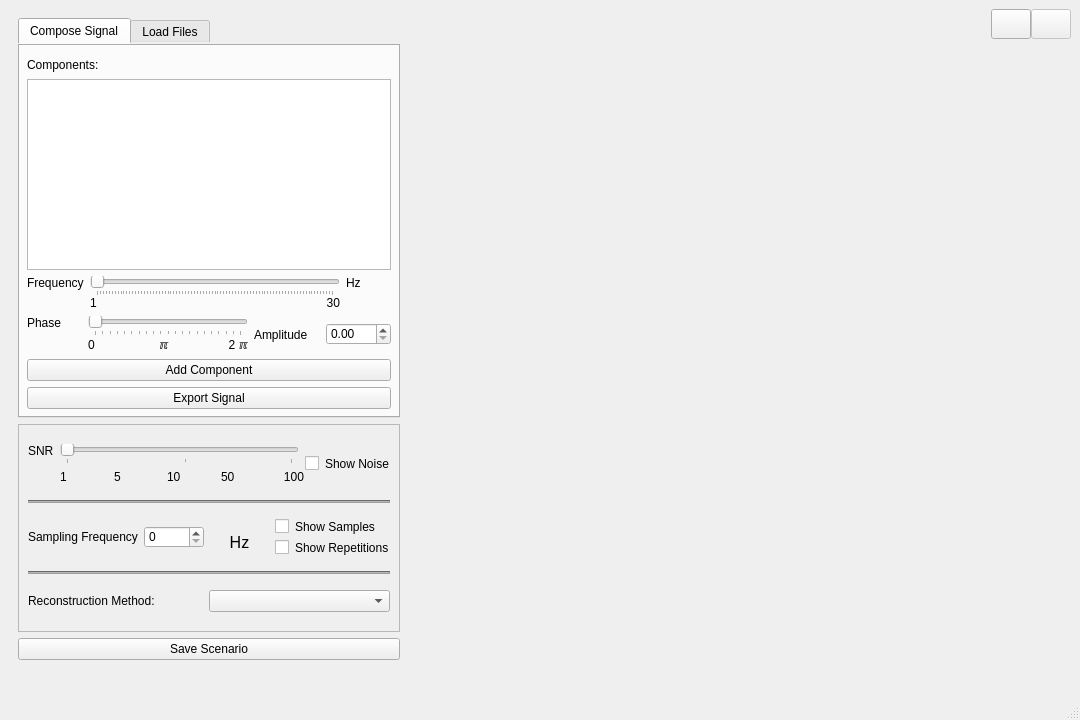
The window that UI/grid_view.ui (MohamedHisham20/Sampling-Theory-Studio) describes before a commit, drawn with Qt 5.
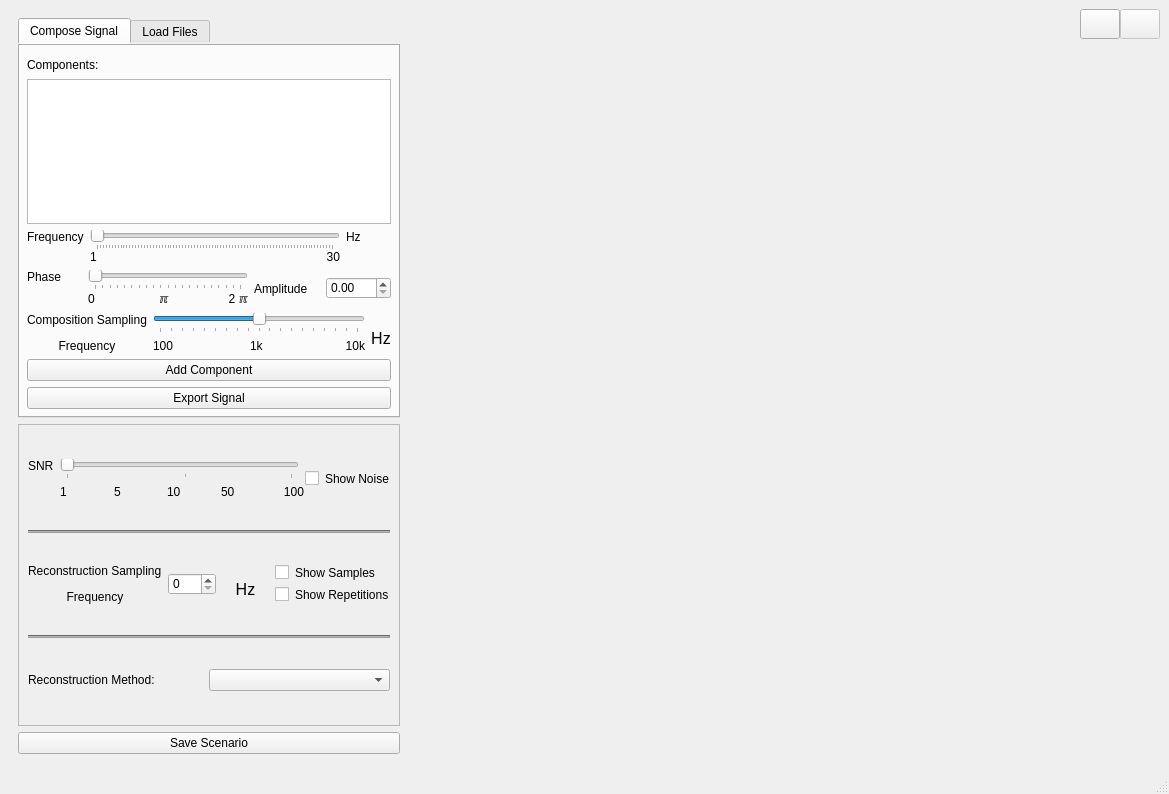
The same window after the commit. Icons and pictures are not drawn.

Commit message: reconstruction sampling frequency added

```diff
--- a/UI/grid_view.ui
+++ b/UI/grid_view.ui
@@ -6,8 +6,8 @@
    <rect>
     <x>0</x>
     <y>0</y>
-    <width>1080</width>
-    <height>720</height>
+    <width>1169</width>
+    <height>794</height>
    </rect>
   </property>
   <property name="minimumSize">
@@ -2460,6 +2460,117 @@
              </item>
             </layout>
            </item>
+           <item>
+            <layout class="QHBoxLayout" name="horizontalLayout">
+             <item>
+              <widget class="QLabel" name="sampling_freq_label_2">
+               <property name="text">
+                <string>&lt;html&gt;&lt;head/&gt;&lt;body&gt;&lt;p&gt;Composition Sampling&lt;/p&gt;&lt;p align=&quot;center&quot;&gt;Frequency&lt;/p&gt;&lt;/body&gt;&lt;/html&gt;</string>
+               </property>
+              </widget>
+             </item>
+             <item>
+              <layout class="QVBoxLayout" name="compose_sampling_frequency_complex">
+               <item>
+                <widget class="QSlider" name="compose_sampling_frequency_slider">
+                 <property name="maximumSize">
+                  <size>
+                   <width>2000</width>
+                   <height>16777215</height>
+                  </size>
+                 </property>
+                 <property name="minimum">
+                  <number>10</number>
+                 </property>
+                 <property name="maximum">
+                  <number>190</number>
+                 </property>
+                 <property name="singleStep">
+                  <number>5</number>
+                 </property>
+                 <property name="value">
+                  <number>100</number>
+                 </property>
+                 <property name="orientation">
+                  <enum>Qt::Orientation::Horizontal</enum>
+                 </property>
+                 <property name="tickPosition">
+                  <enum>QSlider::TickPosition::TicksBelow</enum>
+                 </property>
+                 <property name="tickInterval">
+                  <number>0</number>
+                 </property>
+                </widget>
+               </item>
+               <item>
+                <layout class="QHBoxLayout" name="compose_sampling_frequency_labels">
+                 <item>
+                  <widget class="QLabel" name="phase_label_1">
+                   <property name="text">
+                    <string>100</string>
+                   </property>
+                   <property name="indent">
+                    <number>0</number>
+                   </property>
+                  </widget>
+                 </item>
+                 <item>
+                  <widget class="QLabel" name="phase_label_pi_2">
+                   <property name="text">
+                    <string>1k</string>
+                   </property>
+                   <property name="indent">
+                    <number>6</number>
+                   </property>
+                  </widget>
+                 </item>
+                 <item>
+                  <widget class="QLabel" name="phase_label_2_pi_2">
+                   <property name="maximumSize">
+                    <size>
+                     <width>30</width>
+                     <height>16777215</height>
+                    </size>
+                   </property>
+                   <property name="toolTipDuration">
+                    <number>-1</number>
+                   </property>
+                   <property name="layoutDirection">
+                    <enum>Qt::LayoutDirection::LeftToRight</enum>
+                   </property>
+                   <property name="lineWidth">
+                    <number>0</number>
+                   </property>
+                   <property name="text">
+                    <string>10k</string>
+                   </property>
+                   <property name="alignment">
+                    <set>Qt::AlignmentFlag::AlignRight|Qt::AlignmentFlag::AlignTrailing|Qt::AlignmentFlag::AlignVCenter</set>
+                   </property>
+                   <property name="indent">
+                    <number>0</number>
+                   </property>
+                  </widget>
+                 </item>
+                </layout>
+               </item>
+              </layout>
+             </item>
+             <item>
+              <widget class="QLabel" name="composition_sampling_frequency_label">
+               <property name="text">
+                <string>&lt;html&gt;&lt;head/&gt;&lt;body&gt;&lt;p&gt;&lt;span style=&quot; font-size:18pt; vertical-align:sub;&quot;&gt;Hz&lt;/span&gt;&lt;/p&gt;&lt;/body&gt;&lt;/html&gt;</string>
+               </property>
+               <property name="textFormat">
+                <enum>Qt::TextFormat::MarkdownText</enum>
+               </property>
+               <property name="alignment">
+                <set>Qt::AlignmentFlag::AlignCenter</set>
+               </property>
+              </widget>
+             </item>
+            </layout>
+           </item>
            <item>
             <widget class="QPushButton" name="add_component_button">
              <property name="text">
@@ -2699,7 +2810,7 @@
             <item>
              <widget class="QLabel" name="sampling_freq_label">
               <property name="text">
-               <string>Sampling Frequency</string>
+               <string>&lt;html&gt;&lt;head/&gt;&lt;body&gt;&lt;p&gt;Reconstruction Sampling&lt;/p&gt;&lt;p align=&quot;center&quot;&gt;Frequency&lt;/p&gt;&lt;/body&gt;&lt;/html&gt;</string>
               </property>
              </widget>
             </item>
@@ -2780,19 +2891,6 @@
          </property>
         </widget>
        </item>
-       <item>
-        <spacer name="horizontalSpacer_4">
-         <property name="orientation">
-          <enum>Qt::Orientation::Horizontal</enum>
-         </property>
-         <property name="sizeHint" stdset="0">
-          <size>
-           <width>40</width>
-           <height>20</height>
-          </size>
-         </property>
-        </spacer>
-       </item>
       </layout>
      </widget>
     </item>
```
Left out of the diff: 4 changed lines with no effect on the pictures. The commit also changes 4 other files.
